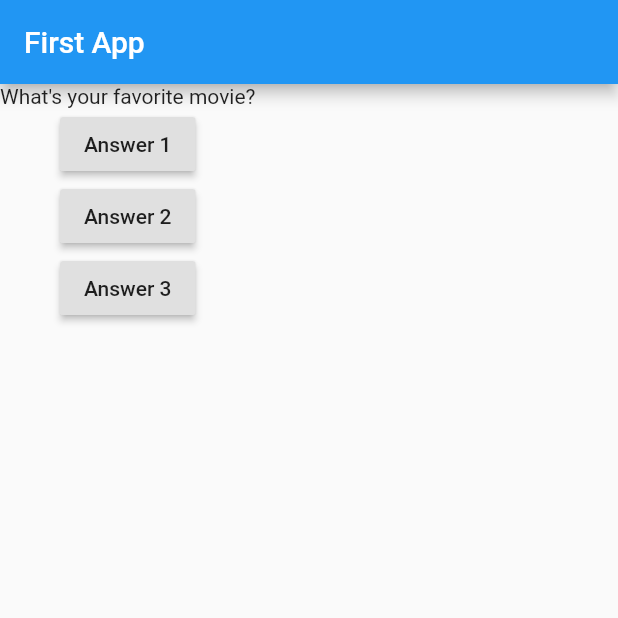
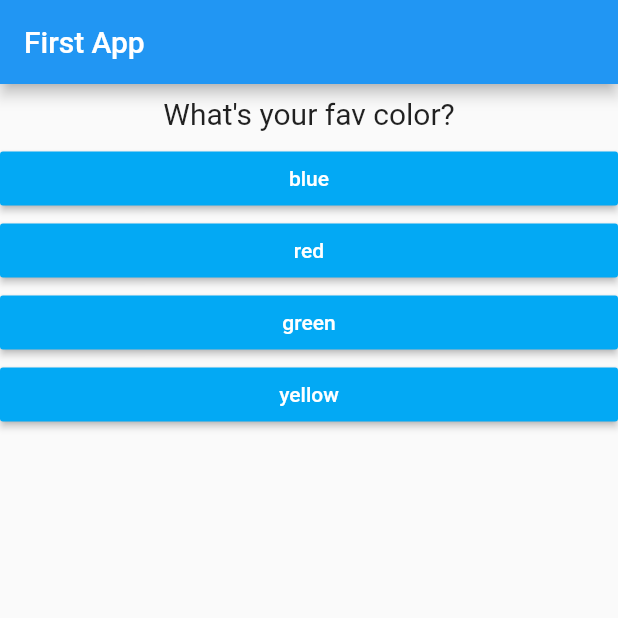
Before and after one commit to aniketprogdev/flutter-intro, a Flutter app: the screen it shows after launch, on a phone screen of 412 x 824 dp, the top half of it. Run offline on Flutter 3.47's test engine with Material 2 defaults, Android fonts, the phone set to English and light mode, and no system bars.

Commit message:
added custom answer widget and iterated through map of Q&A to pass around functions and strings

```diff
--- /dev/null
+++ b/lib/answer.dart
@@ -0,0 +1,20 @@
+import 'package:flutter/material.dart';
+
+class Answer extends StatelessWidget {
+  final Function selectAnswer;
+  final String answerText;
+  Answer(this.selectAnswer, this.answerText);
+
+  @override
+  Widget build(BuildContext context) {
+    return Container(
+      width: double.infinity,
+      child: RaisedButton(
+        child: Text(answerText),
+        color: Colors.lightBlue,
+        textColor: Colors.white,
+        onPressed: selectAnswer,
+      ),
+    );
+  }
+}
--- a/lib/main.dart
+++ b/lib/main.dart
@@ -1,6 +1,7 @@
 import 'package:flutter/material.dart';
 
 import './question.dart';
+import './answer.dart';
 
 void main() {
   runApp(MyApp());
@@ -15,9 +16,21 @@ class MyApp extends StatefulWidget {
 
 class _MyAppState extends State<MyApp> {
   var _questionIndex = 0;
+
+  // Build a list of maps where each map has a question string and a list of answers associated to the question
   var questions = [
-    "What's your favorite movie?",
-    "What's your favorite color?"
+    {
+      "questionText": "What's your fav color?",
+      "answerChoices": ["blue", "red", "green", "yellow"]
+    },
+    {
+      "questionText": "What's your fav drink?",
+      "answerChoices": ["beer", "red wine", "white wine", "gin"]
+    },
+    {
+      "questionText": "What's your fav instrument?",
+      "answerChoices": ["guitar", "violin", "tabla", "piano"]
+    }
   ];
 
   void _answerQuestion() {
@@ -35,19 +48,11 @@ class _MyAppState extends State<MyApp> {
         ),
         body: Column(
           children: [
-            Question(questions[_questionIndex]),
-            RaisedButton(
-              child: Text("Answer 1"),
-              onPressed: _answerQuestion,
-            ),
-            RaisedButton(
-              child: Text("Answer 2"),
-              onPressed: () => print("Answer 2"),
-            ),
-            RaisedButton(
-              child: Text("Answer 3"),
-              onPressed: () => print("Answer 3"),
-            ),
+            Question(questions[_questionIndex]["questionText"]),
+            ...(questions[_questionIndex]["answerChoices"] as List<String>)
+                .map((answerChoice) {
+              return Answer(_answerQuestion, answerChoice);
+            }).toList()
           ],
         ),
       ),
--- a/lib/question.dart
+++ b/lib/question.dart
@@ -6,6 +6,14 @@ class Question extends StatelessWidget {
   Question(this.questionText);
   @override
   Widget build(BuildContext context) {
-    return Text(questionText);
+    return Container(
+      width: double.infinity,
+      margin: EdgeInsets.all(8),
+      child: Text(
+        questionText,
+        style: TextStyle(fontSize: 20),
+        textAlign: TextAlign.center,
+      ),
+    );
   }
 }
```
Also changed, not shown: 3 other files.
